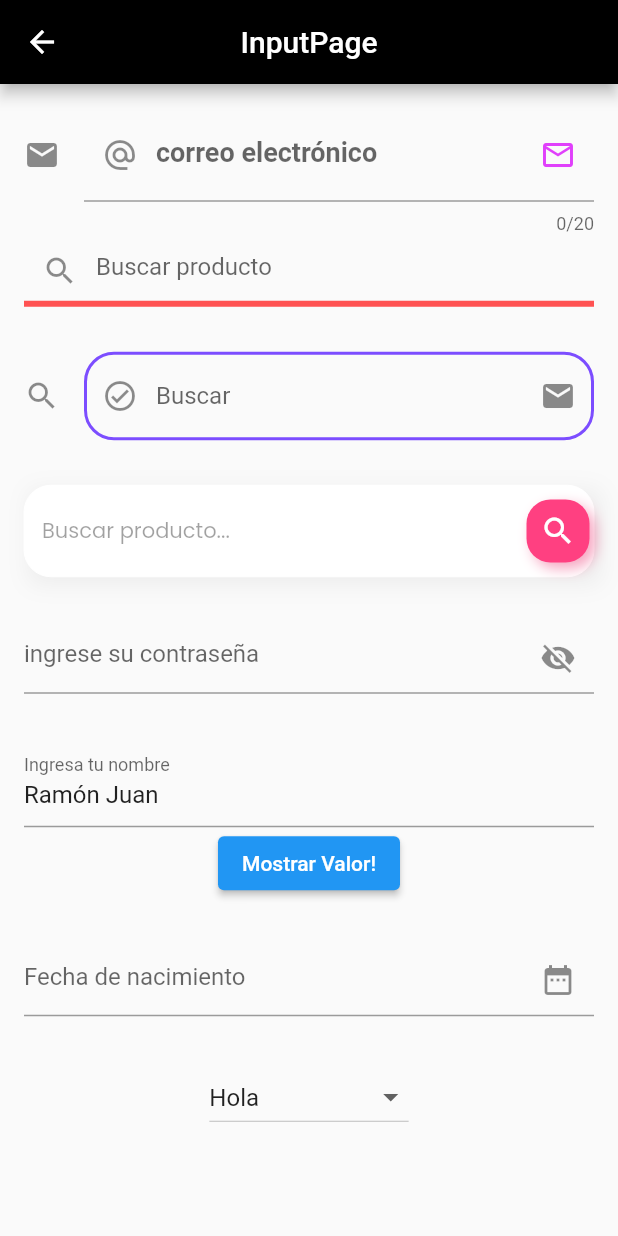
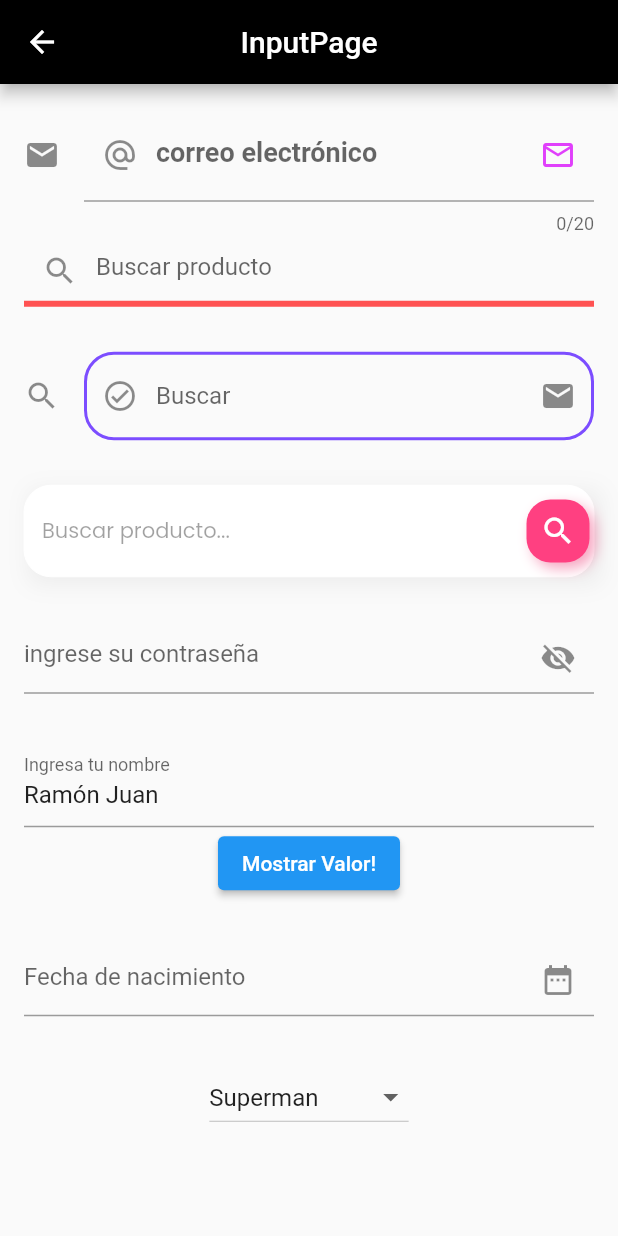
Before and after one commit to cparragatorres/flutter_codigo5_components, a Flutter app: the InputPage screen opened directly, on a phone screen of 412 x 824 dp. Run offline on Flutter 3.47's test engine with Material 2 defaults, Android fonts, the phone set to English and light mode, and no system bars; our stand-ins replace font_awesome_flutter, google_fonts; network calls fail.

Commit message:
Input Page 8 - capturando los valores del DropdownmmenuItem en la pantalla

```diff
--- a/lib/pages/input_pages.dart
+++ b/lib/pages/input_pages.dart
@@ -15,6 +15,11 @@ class _InputPageState extends State<InputPage> {
   TextEditingController _dateTimeController = TextEditingController();
 
   String valueAux = "A";
+  List<String> superheroes = [
+    "Superman",
+    "Wonder Woman",
+    "Batman"
+  ];
 
   @override
   Widget build(BuildContext context) {
@@ -224,7 +229,7 @@ class _InputPageState extends State<InputPage> {
                   DropdownMenuItem(
                     value: "A",
                     child: Text(
-                      "Hola",
+                      superheroes[0],
                     ),
                   ),
                   DropdownMenuItem(
```
